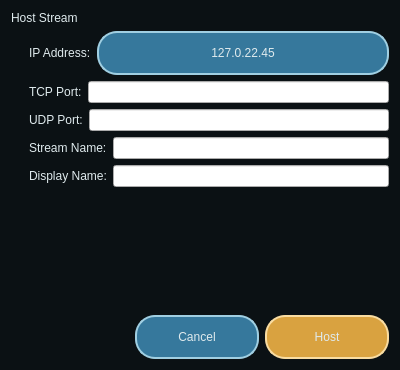
erakai/Mercury, file app/home/hoststreamwindow.ui: the form before one commit.
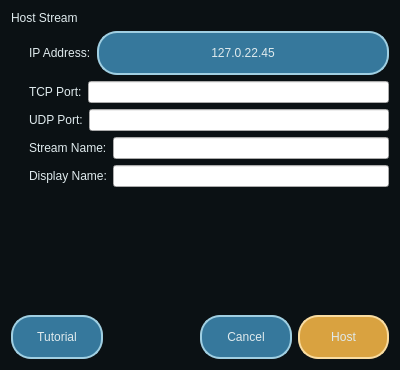
The form after the commit. Icons and pictures are not drawn.

Commit message: add tutorial button

The edit to the form file:
```diff
--- a/app/home/hoststreamwindow.ui
+++ b/app/home/hoststreamwindow.ui
@@ -181,6 +181,260 @@
    </item>
    <item>
     <layout class="QHBoxLayout" name="horizontalLayout">
+     <item>
+      <widget class="QPushButton" name="tutorialButton">
+       <property name="sizePolicy">
+        <sizepolicy hsizetype="Expanding" vsizetype="Fixed">
+         <horstretch>0</horstretch>
+         <verstretch>0</verstretch>
+        </sizepolicy>
+       </property>
+       <property name="palette">
+        <palette>
+         <active>
+          <colorrole role="WindowText">
+           <brush brushstyle="SolidPattern">
+            <color alpha="255">
+             <red>223</red>
+             <green>234</green>
+             <blue>237</blue>
+            </color>
+           </brush>
+          </colorrole>
+          <colorrole role="Button">
+           <brush brushstyle="SolidPattern">
+            <color alpha="255">
+             <red>54</red>
+             <green>120</green>
+             <blue>156</blue>
+            </color>
+           </brush>
+          </colorrole>
+          <colorrole role="Text">
+           <brush brushstyle="SolidPattern">
+            <color alpha="255">
+             <red>223</red>
+             <green>234</green>
+             <blue>237</blue>
+            </color>
+           </brush>
+          </colorrole>
+          <colorrole role="ButtonText">
+           <brush brushstyle="SolidPattern">
+            <color alpha="255">
+             <red>223</red>
+             <green>234</green>
+             <blue>237</blue>
+            </color>
+           </brush>
+          </colorrole>
+          <colorrole role="Base">
+           <brush brushstyle="SolidPattern">
+            <color alpha="255">
+             <red>54</red>
+             <green>120</green>
+             <blue>156</blue>
+            </color>
+           </brush>
+          </colorrole>
+          <colorrole role="Window">
+           <brush brushstyle="SolidPattern">
+            <color alpha="255">
+             <red>54</red>
+             <green>120</green>
+             <blue>156</blue>
+            </color>
+           </brush>
+          </colorrole>
+          <colorrole role="HighlightedText">
+           <brush brushstyle="SolidPattern">
+            <color alpha="255">
+             <red>173</red>
+             <green>92</green>
+             <blue>179</blue>
+            </color>
+           </brush>
+          </colorrole>
+          <colorrole role="PlaceholderText">
+           <brush brushstyle="SolidPattern">
+            <color alpha="128">
+             <red>223</red>
+             <green>234</green>
+             <blue>237</blue>
+            </color>
+           </brush>
+          </colorrole>
+         </active>
+         <inactive>
+          <colorrole role="WindowText">
+           <brush brushstyle="SolidPattern">
+            <color alpha="255">
+             <red>223</red>
+             <green>234</green>
+             <blue>237</blue>
+            </color>
+           </brush>
+          </colorrole>
+          <colorrole role="Button">
+           <brush brushstyle="SolidPattern">
+            <color alpha="255">
+             <red>54</red>
+             <green>120</green>
+             <blue>156</blue>
+            </color>
+           </brush>
+          </colorrole>
+          <colorrole role="Text">
+           <brush brushstyle="SolidPattern">
+            <color alpha="255">
+             <red>223</red>
+             <green>234</green>
+             <blue>237</blue>
+            </color>
+           </brush>
+          </colorrole>
+          <colorrole role="ButtonText">
+           <brush brushstyle="SolidPattern">
+            <color alpha="255">
+             <red>223</red>
+             <green>234</green>
+             <blue>237</blue>
+            </color>
+           </brush>
+          </colorrole>
+          <colorrole role="Base">
+           <brush brushstyle="SolidPattern">
+            <color alpha="255">
+             <red>54</red>
+             <green>120</green>
+             <blue>156</blue>
+            </color>
+           </brush>
+          </colorrole>
+          <colorrole role="Window">
+           <brush brushstyle="SolidPattern">
+            <color alpha="255">
+             <red>54</red>
+             <green>120</green>
+             <blue>156</blue>
+            </color>
+           </brush>
+          </colorrole>
+          <colorrole role="HighlightedText">
+           <brush brushstyle="SolidPattern">
+            <color alpha="255">
+             <red>173</red>
+             <green>92</green>
+             <blue>179</blue>
+            </color>
+           </brush>
+          </colorrole>
+          <colorrole role="PlaceholderText">
+           <brush brushstyle="SolidPattern">
+            <color alpha="128">
+             <red>223</red>
+             <green>234</green>
+             <blue>237</blue>
+            </color>
+           </brush>
+          </colorrole>
+         </inactive>
+         <disabled>
+          <colorrole role="WindowText">
+           <brush brushstyle="SolidPattern">
+            <color alpha="255">
+             <red>223</red>
+             <green>234</green>
+             <blue>237</blue>
+            </color>
+           </brush>
+          </colorrole>
+          <colorrole role="Button">
+           <brush brushstyle="SolidPattern">
+            <color alpha="255">
+             <red>54</red>
+             <green>120</green>
+             <blue>156</blue>
+            </color>
+           </brush>
+          </colorrole>
+          <colorrole role="Text">
+           <brush brushstyle="SolidPattern">
+            <color alpha="255">
+             <red>223</red>
+             <green>234</green>
+             <blue>237</blue>
+            </color>
+           </brush>
+          </colorrole>
+          <colorrole role="ButtonText">
+           <brush brushstyle="SolidPattern">
+            <color alpha="255">
+             <red>223</red>
+             <green>234</green>
+             <blue>237</blue>
+            </color>
+           </brush>
+          </colorrole>
+          <colorrole role="Base">
+           <brush brushstyle="SolidPattern">
+            <color alpha="255">
+             <red>54</red>
+             <green>120</green>
+             <blue>156</blue>
+            </color>
+           </brush>
+          </colorrole>
+          <colorrole role="Window">
+           <brush brushstyle="SolidPattern">
+            <color alpha="255">
+             <red>54</red>
+             <green>120</green>
+             <blue>156</blue>
+            </color>
+           </brush>
+          </colorrole>
+          <colorrole role="HighlightedText">
+           <brush brushstyle="SolidPattern">
+            <color alpha="255">
+             <red>173</red>
+             <green>92</green>
+             <blue>179</blue>
+            </color>
+           </brush>
+          </colorrole>
+          <colorrole role="PlaceholderText">
+           <brush brushstyle="SolidPattern">
+            <color alpha="128">
+             <red>223</red>
+             <green>234</green>
+             <blue>237</blue>
+            </color>
+           </brush>
+          </colorrole>
+         </disabled>
+        </palette>
+       </property>
+       <property name="styleSheet">
+        <string notr="true"/>
+       </property>
+       <property name="text">
+        <string>Tutorial</string>
+       </property>
+       <property name="icon">
+        <iconset theme="QIcon::ThemeIcon::HelpAbout"/>
+       </property>
+       <property name="iconSize">
+        <size>
+         <width>16</width>
+         <height>16</height>
+        </size>
+       </property>
+       <property name="default">
+        <bool>false</bool>
+       </property>
+      </widget>
+     </item>
      <item>
       <spacer name="horizontalSpacer">
        <property name="orientation">
```
The commit also changes 3 other files.
